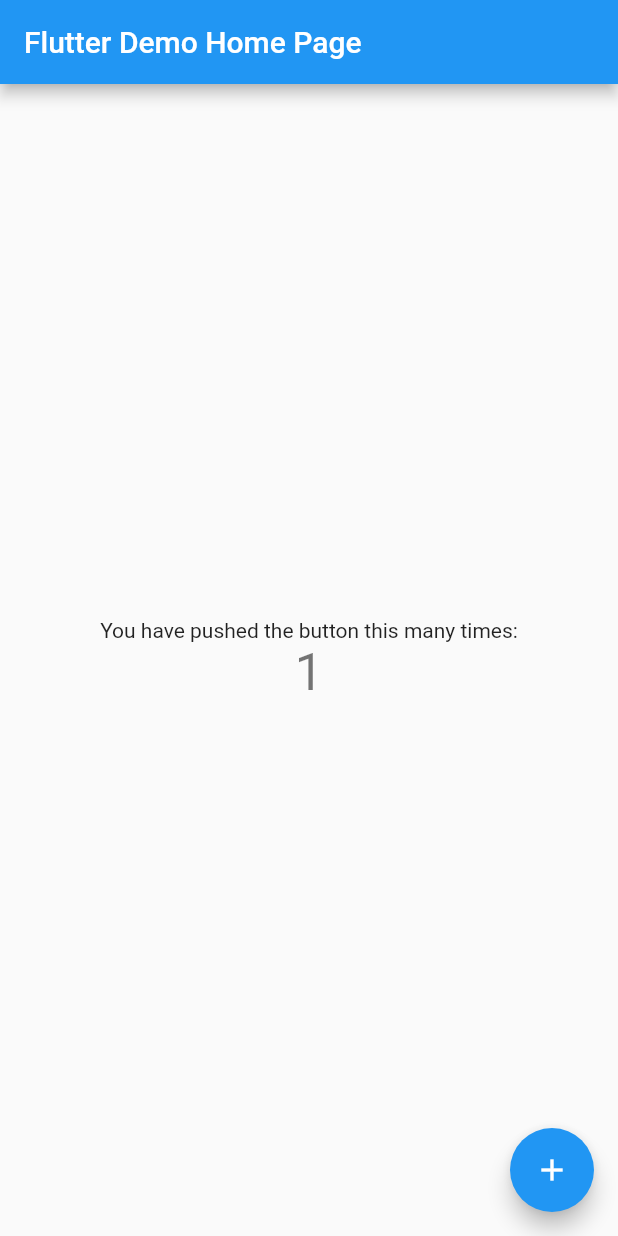
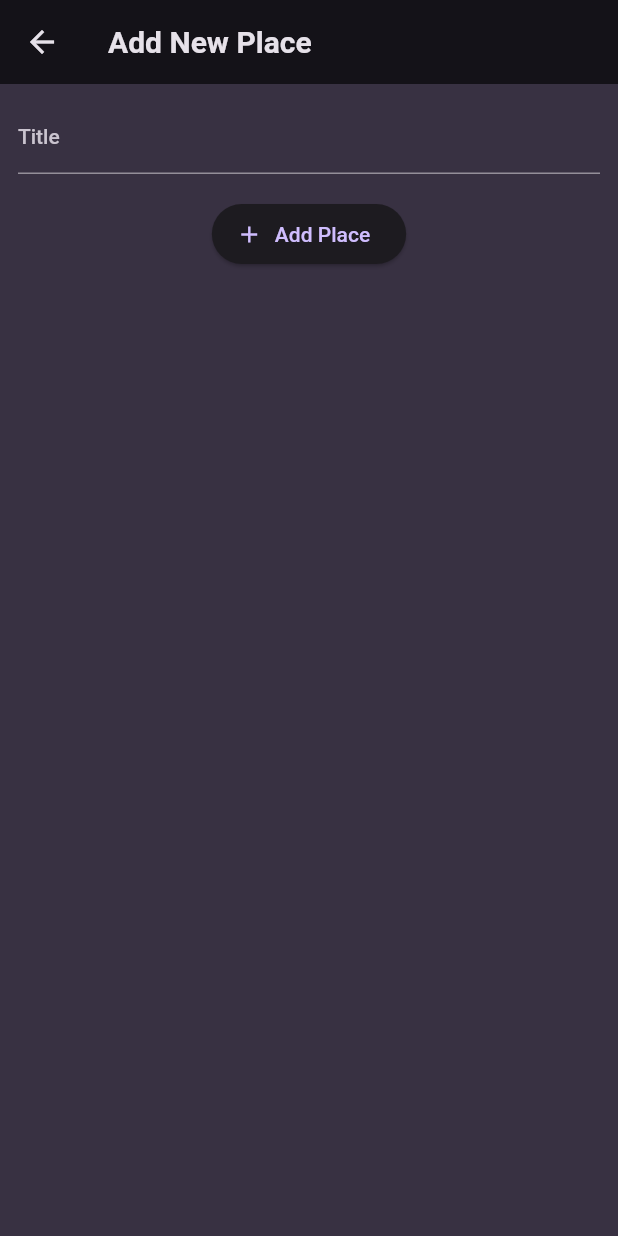
Before and after one commit to krisdev88/FavoritePlacesApp, a Flutter app: the screen it shows after launch, after a tap on the "add" icon, on a phone screen of 412 x 824 dp. Run offline on Flutter 3.47's test engine with Material 2 defaults, Android fonts, the phone set to English and light mode, and no system bars; our stand-ins replace flutter_riverpod, google_fonts.

Commit message:
Add Navigator around Screens: DetailScreen, PlacesList, AddPlace. Add riverpod and provider to manage an input date

```diff
--- a/lib/colorsApp.dart
+++ b/lib/colorsApp.dart
@@ -1,10 +1,5 @@
 import 'package:flutter/material.dart';
 import 'package:google_fonts/google_fonts.dart';
-
-// class ColorsApp {
-//   static const seedColorApp = Color.fromARGB(255, 102, 6, 247);
-//   static const backgroundApp = Color.fromARGB(255, 56, 49, 66);
-// }
 
 final colorScheme = ColorScheme.fromSeed(
   brightness: Brightness.dark,
--- a/lib/main.dart
+++ b/lib/main.dart
@@ -1,115 +1,20 @@
 import 'package:flutter/material.dart';
+import 'package:flutter_riverpod/flutter_riverpod.dart';
 
-void main() {
-  runApp(const MyApp());
-}
+import 'package:favorite_places_app/screens/places.dart';
+import 'colorsApp.dart';
+
+void main() => runApp(const ProviderScope(child: MyApp()));
 
 class MyApp extends StatelessWidget {
-  const MyApp({super.key});
+  const MyApp({Key? key}) : super(key: key);
 
-  // This widget is the root of your application.
   @override
   Widget build(BuildContext context) {
     return MaterialApp(
-      title: 'Flutter Demo',
-      theme: ThemeData(
-        // This is the theme of your application.
-        //
-        // Try running your application with "flutter run". You'll see the
-        // application has a blue toolbar. Then, without quitting the app, try
-        // changing the primarySwatch below to Colors.green and then invoke
-        // "hot reload" (press "r" in the console where you ran "flutter run",
-        // or simply save your changes to "hot reload" in a Flutter IDE).
-        // Notice that the counter didn't reset back to zero; the application
-        // is not restarted.
-        primarySwatch: Colors.blue,
-      ),
-      home: const MyHomePage(title: 'Flutter Demo Home Page'),
+      title: 'Favorite Places',
+      theme: theme,
+      home: const PlacesScreen(),
     );
   }
 }
-
-class MyHomePage extends StatefulWidget {
-  const MyHomePage({super.key, required this.title});
-
-  // This widget is the home page of your application. It is stateful, meaning
-  // that it has a State object (defined below) that contains fields that affect
-  // how it looks.
-
-  // This class is the configuration for the state. It holds the values (in this
-  // case the title) provided by the parent (in this case the App widget) and
-  // used by the build method of the State. Fields in a Widget subclass are
-  // always marked "final".
-
-  final String title;
-
-  @override
-  State<MyHomePage> createState() => _MyHomePageState();
-}
-
-class _MyHomePageState extends State<MyHomePage> {
-  int _counter = 0;
-
-  void _incrementCounter() {
-    setState(() {
-      // This call to setState tells the Flutter framework that something has
-      // changed in this State, which causes it to rerun the build method below
-      // so that the display can reflect the updated values. If we changed
-      // _counter without calling setState(), then the build method would not be
-      // called again, and so nothing would appear to happen.
-      _counter++;
-    });
-  }
-
-  @override
-  Widget build(BuildContext context) {
-    // This method is rerun every time setState is called, for instance as done
-    // by the _incrementCounter method above.
-    //
-    // The Flutter framework has been optimized to make rerunning build methods
-    // fast, so that you can just rebuild anything that needs updating rather
-    // than having to individually change instances of widgets.
-    return Scaffold(
-      appBar: AppBar(
-        // Here we take the value from the MyHomePage object that was created by
-        // the App.build method, and use it to set our appbar title.
-        title: Text(widget.title),
-      ),
-      body: Center(
-        // Center is a layout widget. It takes a single child and positions it
-        // in the middle of the parent.
-        child: Column(
-          // Column is also a layout widget. It takes a list of children and
-          // arranges them vertically. By default, it sizes itself to fit its
-          // children horizontally, and tries to be as tall as its parent.
-          //
-          // Invoke "debug painting" (press "p" in the console, choose the
-          // "Toggle Debug Paint" action from the Flutter Inspector in Android
-          // Studio, or the "Toggle Debug Paint" command in Visual Studio Code)
-          // to see the wireframe for each widget.
-          //
-          // Column has various properties to control how it sizes itself and
-          // how it positions its children. Here we use mainAxisAlignment to
-          // center the children vertically; the main axis here is the vertical
-          // axis because Columns are vertical (the cross axis would be
-          // horizontal).
-          mainAxisAlignment: MainAxisAlignment.center,
-          children: <Widget>[
-            const Text(
-              'You have pushed the button this many times:',
-            ),
-            Text(
-              '$_counter',
-              style: Theme.of(context).textTheme.headlineMedium,
-            ),
-          ],
-        ),
-      ),
-      floatingActionButton: FloatingActionButton(
-        onPressed: _incrementCounter,
-        tooltip: 'Increment',
-        child: const Icon(Icons.add),
-      ), // This trailing comma makes auto-formatting nicer for build methods.
-    );
-  }
-}
--- /dev/null
+++ b/lib/providers/user_places.dart
@@ -0,0 +1,15 @@
+import 'package:favorite_places_app/models/place.dart';
+import 'package:flutter_riverpod/flutter_riverpod.dart';
+
+class UserPlacesNotifier extends StateNotifier<List<Place>> {
+  UserPlacesNotifier() : super(const []);
+
+  void addPlace(String title) {
+    final newPlace = Place(title: title);
+    state = [newPlace, ...state];
+  }
+}
+
+final userPlacesProvider = StateNotifierProvider<UserPlacesNotifier, List<Place>>(
+  (ref) => UserPlacesNotifier(),
+);
--- /dev/null
+++ b/lib/screens/add_place.dart
@@ -0,0 +1,64 @@
+import 'package:flutter/material.dart';
+import 'package:flutter_riverpod/flutter_riverpod.dart';
+
+import 'package:favorite_places_app/providers/user_places.dart';
+
+class AddPlaceScreen extends ConsumerStatefulWidget {
+  const AddPlaceScreen({super.key});
+
+  @override
+  ConsumerState<AddPlaceScreen> createState() {
+    return _AddPlaceScreenState();
+  }
+}
+
+class _AddPlaceScreenState extends ConsumerState<AddPlaceScreen> {
+  final _titleController = TextEditingController();
+
+  void _savePlace() {
+    final enteredTitle = _titleController.text;
+
+    if (enteredTitle.isEmpty){
+      //TODO Showdialog
+      return;
+    }
+    ref.read(userPlacesProvider.notifier).addPlace(enteredTitle);
+
+    Navigator.of(context).pop();
+  }
+
+  @override
+  void dispose() {
+    _titleController.dispose();
+    super.dispose();
+  }
+
+  @override
+  Widget build(BuildContext context) {
+    return Scaffold(
+      appBar: AppBar(
+        title: const Text('Add New Place'),
+      ),
+      body: SingleChildScrollView(
+        padding: const EdgeInsets.all(12),
+        child: Column(
+          children: [
+            TextField(
+              decoration: const InputDecoration(labelText: 'Title'),
+              controller: _titleController,
+              style: TextStyle(
+                color: Theme.of(context).colorScheme.onBackground,
+              ),
+            ),
+            const SizedBox(height: 16),
+            ElevatedButton.icon(
+              onPressed: _savePlace,
+              label: const Text('Add Place'),
+              icon: const Icon(Icons.add),
+            )
+          ],
+        ),
+      ),
+    );
+  }
+}
--- /dev/null
+++ b/lib/screens/places.dart
@@ -0,0 +1,34 @@
+import 'package:flutter/material.dart';
+import 'package:flutter_riverpod/flutter_riverpod.dart';
+
+import 'package:favorite_places_app/providers/user_places.dart';
+import 'package:favorite_places_app/screens/add_place.dart';
+import 'package:favorite_places_app/widgets/places_list.dart';
+
+class PlacesScreen extends ConsumerWidget {
+  const PlacesScreen({super.key});
+
+  @override
+  Widget build(BuildContext context, WidgetRef ref) {
+    final userPlaces = ref.watch(userPlacesProvider);
+
+    return Scaffold(
+      appBar: AppBar(
+        title: const Text('Your Places'),
+        actions: [
+          IconButton(
+            onPressed: () {
+              Navigator.of(context).push(
+                MaterialPageRoute(builder: (ctx) => const AddPlaceScreen()),
+              );
+            },
+            icon: const Icon(Icons.add),
+          )
+        ],
+      ),
+      body: PlacesList(
+        places: userPlaces,
+      ),
+    );
+  }
+}
--- /dev/null
+++ b/lib/screens/places_detail.dart
@@ -0,0 +1,27 @@
+import 'package:flutter/material.dart';
+
+import '../models/place.dart';
+
+class PlaceDetailScreen extends StatelessWidget {
+  const PlaceDetailScreen({super.key, required this.place});
+
+  final Place place;
+
+  @override
+  Widget build(BuildContext context) {
+    return Scaffold(
+      appBar: AppBar(
+        title: Text(place.title),
+      ),
+      body: Center(
+        child: Text(
+          place.title,
+          style: Theme.of(context)
+              .textTheme
+              .bodyLarge!
+              .copyWith(color: Theme.of(context).colorScheme.onBackground),
+        ),
+      ),
+    );
+  }
+}
--- /dev/null
+++ b/lib/widgets/places_list.dart
@@ -0,0 +1,44 @@
+import 'package:favorite_places_app/screens/places_detail.dart';
+import 'package:flutter/material.dart';
+
+import '../models/place.dart';
+
+class PlacesList extends StatelessWidget {
+  const PlacesList({super.key, required this.places});
+
+  final List<Place> places;
+
+  @override
+  Widget build(BuildContext context) {
+    if (places.isEmpty) {
+      return Center(
+        child: Text(
+          'No places added yet',
+          style: Theme.of(context)
+              .textTheme
+              .bodyLarge!
+              .copyWith(color: Theme.of(context).colorScheme.onBackground),
+        ),
+      );
+    }
+    return ListView.builder(
+      itemCount: places.length,
+      itemBuilder: (ctx, index) => ListTile(
+        title: Text(
+          places[index].title,
+          style: Theme.of(context)
+              .textTheme
+              .titleMedium!
+              .copyWith(color: Theme.of(context).colorScheme.onBackground),
+        ),
+        onTap: () {
+          Navigator.of(context).push(
+            MaterialPageRoute(
+              builder: (ctx) => PlaceDetailScreen(place: places[index]),
+            ),
+          );
+        },
+      ),
+    );
+  }
+}
--- a/pubspec.yaml
+++ b/pubspec.yaml
@@ -35,6 +35,9 @@ dependencies:
   # The following adds the Cupertino Icons font to your application.
   # Use with the CupertinoIcons class for iOS style icons.
   cupertino_icons: ^1.0.2
+  uuid: ^3.0.7
+  google_fonts: ^4.0.4
+  flutter_riverpod: ^2.3.6
 
 dev_dependencies:
   flutter_test:
```
